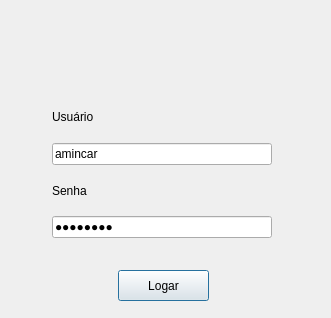
This is frm_login.ui in ustop0/TCC as Qt 5 draws it before an edit. The edited form follows.
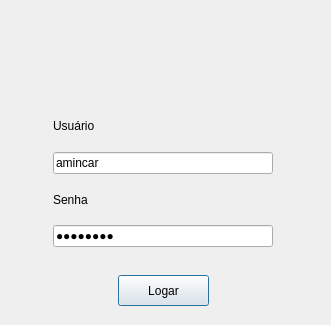
This is the edited form. Icons and pictures are not drawn.

```diff
--- a/frm_login.ui
+++ b/frm_login.ui
@@ -7,7 +7,7 @@
     <x>0</x>
     <y>0</y>
     <width>331</width>
-    <height>318</height>
+    <height>325</height>
    </rect>
   </property>
   <property name="windowTitle">
@@ -17,7 +17,7 @@
    <property name="geometry">
     <rect>
      <x>118</x>
-     <y>270</y>
+     <y>275</y>
      <width>91</width>
      <height>31</height>
     </rect>
@@ -29,8 +29,8 @@
   <widget class="QWidget" name="layoutWidget">
    <property name="geometry">
     <rect>
-     <x>52</x>
-     <y>97</y>
+     <x>53</x>
+     <y>106</y>
      <width>220</width>
      <height>141</height>
     </rect>
```
Left out of the diff: 20 changed lines with no effect on the pictures.
